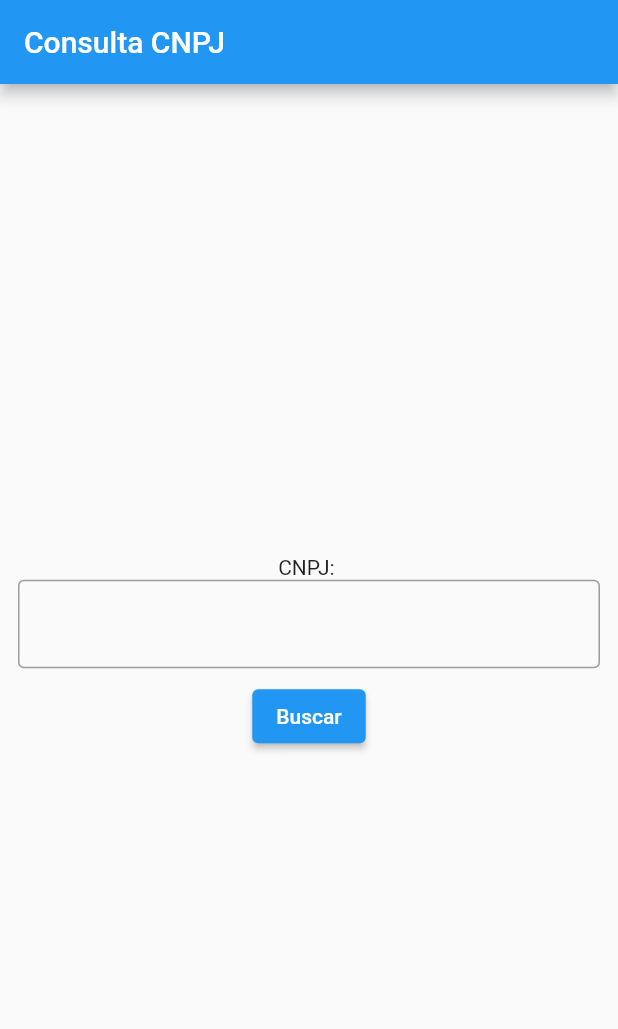
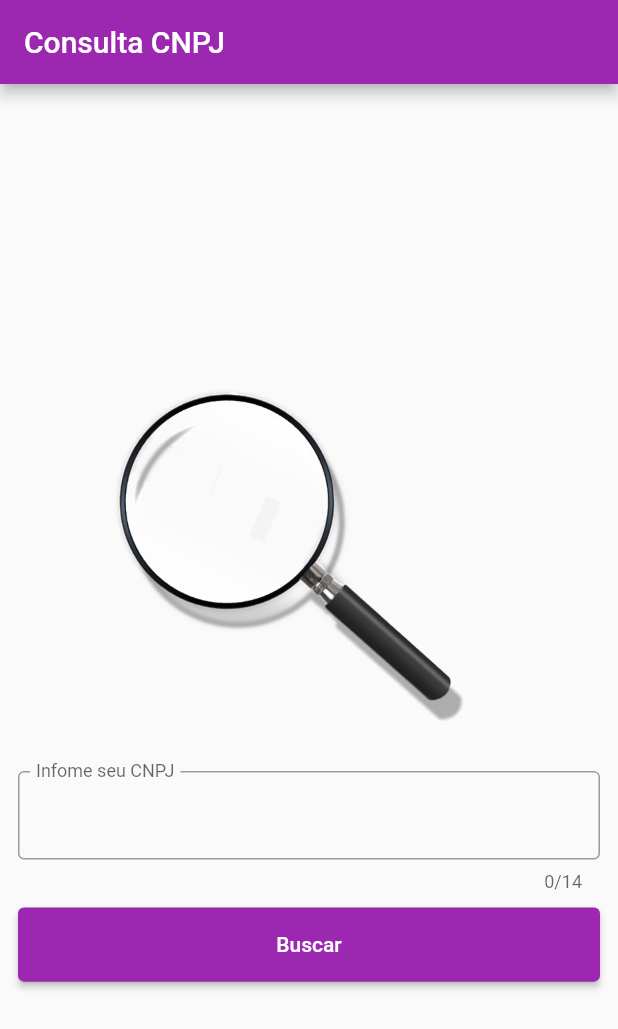
Before and after one commit to jozadaque/minha_consulta_cnpj, a Flutter app: the screen it shows after launch, on a phone screen of 412 x 824 dp. Shown: the top 1029 px of the screen. Run offline on Flutter 3.47's test engine with Material 2 defaults, Android fonts, the phone set to English and light mode, and no system bars; our stand-ins replace dio, google_fonts; missing offline and left inert: uno.

Commit message:
feat: :sparkles: add a icone to home page and fonts to result

```diff
--- a/lib/main.dart
+++ b/lib/main.dart
@@ -1,4 +1,5 @@
 import 'package:flutter/material.dart';
+import 'package:google_fonts/google_fonts.dart';
 import 'package:minha_consulta_cnpj/repositories/i_search_cnpj_repository.dart';
 import 'package:minha_consulta_cnpj/stores/cnpj_store.dart';
 import 'package:provider/provider.dart';
@@ -26,8 +27,21 @@ class MyApp extends StatelessWidget {
       child: MaterialApp(
         title: 'Flutter Demo',
         theme: ThemeData(
-          primarySwatch: Colors.blue,
-        ),
+            primarySwatch: Colors.purple,
+            textTheme: TextTheme(
+                bodyMedium: GoogleFonts.asap(
+                  fontSize: 16,
+                  color: const Color.fromARGB(255, 39, 17, 17),
+                ),
+                labelMedium: GoogleFonts.titilliumWeb(
+                    fontSize: 20,
+                    color: const Color.fromARGB(255, 19, 38, 141),
+                    fontWeight: FontWeight.bold),
+                displayMedium: GoogleFonts.asapCondensed(
+                  fontSize: 16,
+                  fontWeight: FontWeight.bold,
+                  color: const Color.fromARGB(255, 68, 59, 95),
+                ))),
         home: const HomePage(),
       ),
     );
--- a/lib/pages/home_page.dart
+++ b/lib/pages/home_page.dart
@@ -20,6 +20,7 @@ class _HomePageState extends State<HomePage> {
 
   @override
   void dispose() {
+    cnpj.clear();
     cnpj.dispose();
     super.dispose();
   }
@@ -47,7 +48,19 @@ class _HomePageState extends State<HomePage> {
                   return const Center(child: CircularProgressIndicator());
                 }
                 if (value is ExceptionState) {
-                  return const Center(child: Text('Falha no Pesquisa.'));
+                  return Center(
+                      child: Column(
+                    mainAxisAlignment: MainAxisAlignment.center,
+                    children: [
+                      const Text('Falha no Pesquisa.'),
+                      ElevatedButton(
+                          onPressed: () {
+                            store.newSearch();
+                            cnpj.clear();
+                          },
+                          child: const Text('Nova Pesquisa'))
+                    ],
+                  ));
                 }
                 if (value is SucessState) {
                   log('Success State');
@@ -66,10 +79,14 @@ class _HomePageState extends State<HomePage> {
                 //    if (value is InitialState) {
                 log('Initial State');
                 return Center(
+                  child: SizedBox(
+                    width: size.width,
                     child: Column(
                         mainAxisAlignment: MainAxisAlignment.center,
                         children: [
-                        const Text('CNPJ: '),
+                          // const Text('CNPJ: '),
+                          Image.asset('assets/images/magnifying_glass.png',
+                              height: size.height * 0.35),
                           Form(
                             key: _formKey,
                             child: TextFormField(
@@ -85,12 +102,18 @@ class _HomePageState extends State<HomePage> {
                                 return null;
                               },
                               controller: cnpj,
+                              maxLength: 14,
                               decoration: const InputDecoration(
+                                  label: Text('Infome seu CNPJ'),
+                                  floatingLabelBehavior:
+                                      FloatingLabelBehavior.always,
                                   border: OutlineInputBorder()),
                             ),
                           ),
-                        Padding(
-                          padding: const EdgeInsets.symmetric(vertical: 8.0),
+                          const SizedBox(height: 10),
+                          SizedBox(
+                            width: size.width,
+                            height: size.height * 0.06,
                             child: ElevatedButton(
                                 onPressed: () {
                                   if (_formKey.currentState!.validate()) {
@@ -101,6 +124,7 @@ class _HomePageState extends State<HomePage> {
                                 child: const Text('Buscar')),
                           ),
                         ]),
+                  ),
                 );
                 //    }
               },
--- a/lib/stores/cnpj_store.dart
+++ b/lib/stores/cnpj_store.dart
@@ -17,4 +17,8 @@ class CnpjStore extends ValueNotifier<CNPJSearchStates> {
       value = ExceptionState(e.toString());
     }
   }
+
+  void newSearch() {
+    value = InitialState();
+  }
 }
--- a/pubspec.yaml
+++ b/pubspec.yaml
@@ -38,6 +38,7 @@ dependencies:
   uno: ^1.0.1+5
   dio: ^5.0.0
   provider: ^6.0.5
+  google_fonts: ^4.0.3
 
 dev_dependencies:
   flutter_test:
@@ -62,8 +63,8 @@ flutter:
   uses-material-design: true
 
   # To add assets to your application, add an assets section, like this:
-  # assets:
-  #   - images/a_dot_burr.jpeg
+  assets:
+    - assets/images/magnifying_glass.png
   #   - images/a_dot_ham.jpeg
 
   # An image asset can refer to one or more resolution-specific "variants", see
```
Also changed, not shown: lib/pages/result_page.dart (+161 -45 lines), assets/images/magnifying_glass.png (added), pubspec.lock, 1 other file. Lines whose indentation alone changed are shown as unchanged.
